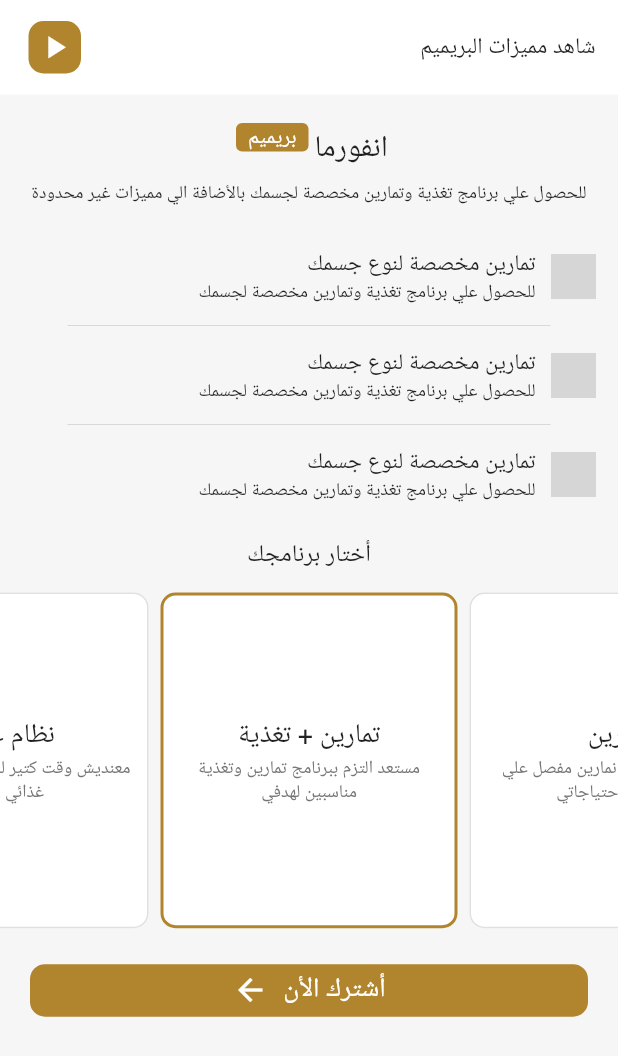
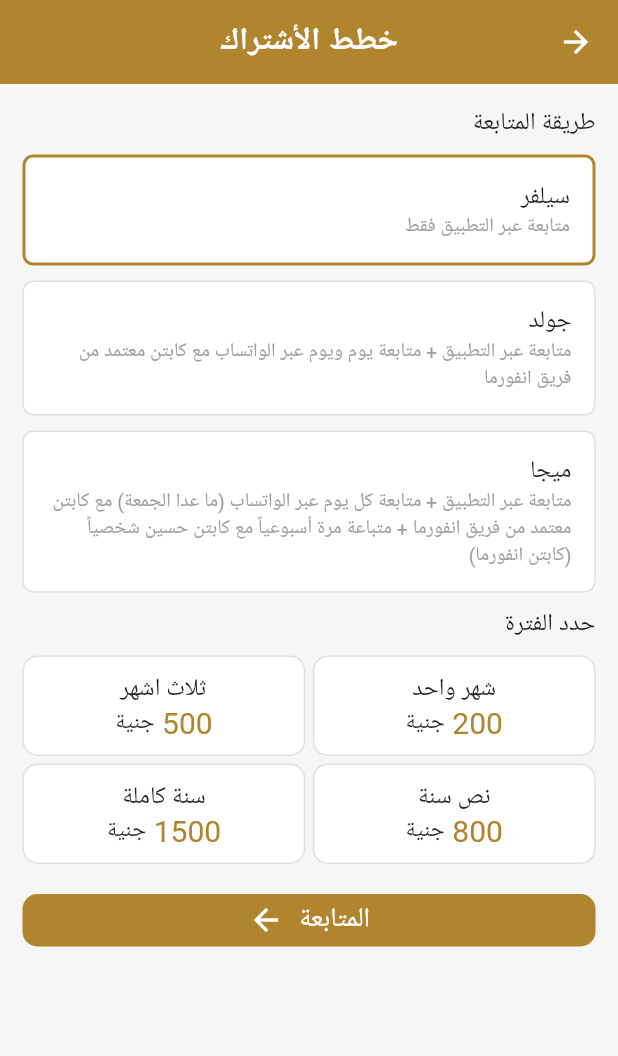
Before and after one commit to ArGendi/Informa, a Flutter app: the PlansScreen screen opened by its route, after a tap on "أشترك الأن", on a phone screen of 412 x 824 dp. Shown: the top 1056 px of the screen. Run offline on Flutter 3.47's test engine with Material 2 defaults, Android fonts, the light colour scheme and no system bars; drawn by our look-alikes of carousel_slider; our stand-ins replace cloud_firestore, country_code_picker, firebase_auth, firebase_core, flutter_countdown_timer, flutter_local_notifications and 12 more; missing offline and left inert: flutter_login_facebook; accounts and stored records are empty; Roboto replaces fonts that are missing (Cairo, CairoBold); grey boxes are pictures that could not be loaded.

Commit message:
welcome and select premium packages screens

```diff
--- a/lib/main.dart
+++ b/lib/main.dart
@@ -13,6 +13,7 @@ import 'package:informa/providers/kitchen_provider.dart';
 import 'package:informa/providers/recently_viewed_meals_provider.dart';
 import 'package:informa/providers/water_provider.dart';
 import 'package:informa/screens/challenges_screen.dart';
+import 'package:informa/screens/premium_packages_screen.dart';
 import 'package:informa/screens/single_meal_screen.dart';
 import 'package:informa/screens/dummy.dart';
 import 'package:informa/screens/edit_profile_screen.dart';
@@ -36,6 +37,7 @@ import 'package:informa/screens/reset_password_screen.dart';
 import 'package:informa/screens/settings_screen.dart';
 import 'package:informa/screens/single_workout_screen.dart';
 import 'package:informa/screens/splash_screen.dart';
+import 'package:informa/screens/welcome_screen.dart';
 import 'package:informa/services/auth_service.dart';
 import 'package:provider/provider.dart';
 import 'constants.dart';
@@ -45,6 +47,7 @@ import 'loading_screens/challenges_loading_screen.dart';
 void main() async{
   WidgetsFlutterBinding.ensureInitialized();
   await Firebase.initializeApp();
+  String? initScreen = await HelpFunction.getInitScreen();
   runApp(
     MultiProvider(
       providers: [
@@ -70,12 +73,18 @@ void main() async{
           create: (context) => ChallengesProvider(),
         ),
       ],
-      child: MyApp()
+      child: MyApp(
+        initScreen: initScreen,
+      )
     )
   );
 }
 
 class MyApp extends StatelessWidget {
+  final String? initScreen;
+
+  const MyApp({Key? key, this.initScreen}) : super(key: key);
+
   @override
   Widget build(BuildContext context) {
     var appLanguageProvider = Provider.of<AppLanguageProvider>(context);
@@ -89,7 +98,7 @@ class MyApp extends StatelessWidget {
           color: primaryColor,
         ),
       ),
-      home: SplashScreen(),
+      home: initScreen == null ? WelcomeScreen() : SplashScreen(),
       routes: {
         MainRegisterScreen.id: (context) => MainRegisterScreen(),
         ResetPasswordScreen.id: (context) => ResetPasswordScreen(),
@@ -109,6 +118,7 @@ class MyApp extends StatelessWidget {
         ChallengesScreen.id: (context) => ChallengesScreen(),
         ChallengesLoadingScreen.id: (context) => ChallengesLoadingScreen(),
         MealCategoryScreen.id: (context) => MealCategoryScreen(),
+        PremiumPackagesScreen.id: (context) => PremiumPackagesScreen(),
         //EmailConfirmationScreen.id: (context) => EmailConfirmationScreen(),
       },
       supportedLocales: [
--- a/lib/screens/plans_screen.dart
+++ b/lib/screens/plans_screen.dart
@@ -2,6 +2,7 @@
 import 'package:carousel_slider/carousel_slider.dart';
 import 'package:flutter/material.dart';
 import 'package:informa/providers/active_user_provider.dart';
+import 'package:informa/screens/premium_packages_screen.dart';
 import 'package:informa/screens/video_player_screen.dart';
 import 'package:informa/widgets/custom_button.dart';
 import 'package:informa/widgets/plan_card.dart';
@@ -24,6 +25,7 @@ class _PlansScreenState extends State<PlansScreen> {
 
   onSubscribe(BuildContext context){
     Provider.of<ActiveUserProvider>(context, listen: false).setProgram(_selected);
+    Navigator.pushNamed(context, PremiumPackagesScreen.id);
   }
 
   @override
--- /dev/null
+++ b/lib/screens/premium_packages_screen.dart
@@ -0,0 +1,219 @@
+import 'dart:async';
+
+import 'package:flutter/material.dart';
+import 'package:informa/providers/active_user_provider.dart';
+import 'package:informa/widgets/custom_button.dart';
+import 'package:informa/widgets/period_price_card.dart';
+import 'package:informa/widgets/program_card.dart';
+import 'package:informa/widgets/program_select_card.dart';
+import 'package:provider/provider.dart';
+
+import '../constants.dart';
+
+class PremiumPackagesScreen extends StatefulWidget {
+  static String id = 'premium packages';
+  const PremiumPackagesScreen({Key? key}) : super(key: key);
+
+  @override
+  _PremiumPackagesScreenState createState() => _PremiumPackagesScreenState();
+}
+
+class _PremiumPackagesScreenState extends State<PremiumPackagesScreen> {
+  int _selectedPackage = 1;
+  int _selectedPlan = 0;
+  double _opacity = 1;
+
+  changePackage(int package) {
+    setState(() {
+      _selectedPackage = package;
+      _opacity = _opacity == 0.0 ? 1.0 : 0.0;
+    });
+    Timer(Duration(milliseconds: 300), (){
+      setState(() {
+        _opacity = _opacity == 0.0 ? 1.0 : 0.0;
+      });
+    });
+  }
+
+  String getPrice(int period){
+    if(_selectedPackage == 1){
+      if(period == 1) return '200';
+      else if(period == 3) return '500';
+      else if(period == 6) return '800';
+      else if(period == 12) return '1500';
+    }
+    else if(_selectedPackage == 2){
+      if(period == 1) return '300';
+      else if(period == 3) return '800';
+      else if(period == 6) return '1500';
+      else if(period == 12) return '2000';
+    }
+    else if(_selectedPackage == 3){
+      if(period == 1) return '500';
+      else if(period == 3) return '1000';
+      else if(period == 6) return '1800';
+      else if(period == 12) return '3000';
+    }
+    return null.toString();
+  }
+
+  @override
+  Widget build(BuildContext context) {
+    var activeUser = Provider.of<ActiveUserProvider>(context).user;
+    return Scaffold(
+      appBar: AppBar(
+        title: Text('خطط الأشتراك'),
+        centerTitle: true,
+        elevation: 0,
+        leading: IconButton(
+          splashRadius: splashRadius,
+          onPressed: (){
+            Navigator.pop(context);
+          },
+          icon: Icon(
+            Icons.arrow_back,
+          ),
+        ),
+      ),
+      body: Padding(
+        padding: const EdgeInsets.all(15.0),
+        child: ListView(
+          children: [
+            Text(
+              'طريقة المتابعة',
+              style: TextStyle(
+                fontSize: 16,
+                fontFamily: boldFont,
+              ),
+            ),
+            SizedBox(height: 10,),
+            ProgramSelectCard(
+              mainText: 'سيلفر',
+              subText: 'متابعة عبر التطبيق فقط',
+              onClick: (){
+                setState(() {
+                  changePackage(1);
+                });
+              },
+              userChoice: _selectedPackage,
+              number: 1,
+              borderColor: Colors.grey.shade300,
+            ),
+            SizedBox(height: 10,),
+            ProgramSelectCard(
+              mainText: 'جولد',
+              subText: 'متابعة عبر التطبيق + متابعة يوم ويوم عبر الواتساب مع كابتن معتمد من فريق انفورما',
+              onClick: (){
+                setState(() {
+                  changePackage(2);
+                });
+              },
+              userChoice: _selectedPackage,
+              number: 2,
+              borderColor: Colors.grey.shade300,
+            ),
+            SizedBox(height: 10,),
+            if(activeUser!.program == 2)
+              ProgramSelectCard(
+                mainText: 'ميجا',
+                subText: 'متابعة عبر التطبيق + متابعة كل يوم عبر الواتساب (ما عدا الجمعة) مع كابتن معتمد من فريق انفورما + متباعة مرة أسبوعياً مع كابتن حسين شخصياً (كابتن انفورما)',
+                onClick: (){
+                  setState(() {
+                    changePackage(3);
+                  });
+                },
+                userChoice: _selectedPackage,
+                number: 3,
+                borderColor: Colors.grey.shade300,
+              ),
+            SizedBox(height: 10,),
+            Text(
+              'حدد الفترة',
+              style: TextStyle(
+                fontSize: 16,
+                fontFamily: boldFont,
+              ),
+            ),
+            SizedBox(height: 10,),
+            AnimatedOpacity(
+              opacity: _opacity,
+              duration: Duration(milliseconds: 200),
+              child: Column(
+                children: [
+                  Row(
+                    children: [
+                      Expanded(
+                        child: PeriodPriceCard(
+                          id: 1,
+                          selected: _selectedPlan,
+                          period: 'شهر واحد',
+                          price: getPrice(1),
+                          onClick: () {
+                            setState(() {
+                              _selectedPlan = 1;
+                            });
+                          },
+                        ),
+                      ),
+                      SizedBox(width: 5,),
+                      Expanded(
+                        child: PeriodPriceCard(
+                          id: 3,
+                          selected: _selectedPlan,
+                          period: 'ثلاث اشهر',
+                          price: getPrice(3),
+                          onClick: () {
+                            setState(() {
+                              _selectedPlan = 3;
+                            });
+                          },
+                        ),
+                      ),
+                    ],
+                  ),
+                  SizedBox(height: 5,),
+                  Row(
+                    children: [
+                      Expanded(
+                        child: PeriodPriceCard(
+                          id: 6,
+                          selected: _selectedPlan,
+                          period: 'نص سنة',
+                          price: getPrice(6),
+                          onClick: () {
+                            setState(() {
+                              _selectedPlan = 6;
+                            });
+                          },
+                        ),
+                      ),
+                      SizedBox(width: 5,),
+                      Expanded(
+                        child: PeriodPriceCard(
+                          id: 12,
+                          selected: _selectedPlan,
+                          period: 'سنة كاملة',
+                          price: getPrice(12),
+                          onClick: () {
+                            setState(() {
+                              _selectedPlan = 12;
+                            });
+                          },
+                        ),
+                      ),
+                    ],
+                  ),
+                ],
+              ),
+            ),
+            SizedBox(height: 20,),
+            CustomButton(
+              text: 'المتابعة',
+              onClick: (){},
+            )
+          ],
+        ),
+      ),
+    );
+  }
+}
--- /dev/null
+++ b/lib/widgets/period_price_card.dart
@@ -0,0 +1,68 @@
+import 'dart:async';
+
+import 'package:flutter/material.dart';
+
+import '../constants.dart';
+
+class PeriodPriceCard extends StatefulWidget {
+  final int id;
+  final int selected;
+  final String period;
+  final String price;
+  final VoidCallback onClick;
+  const PeriodPriceCard({Key? key, required this.period, required this.price, required this.onClick, required this.id, required this.selected}) : super(key: key);
+
+  @override
+  _PeriodPriceCardState createState() => _PeriodPriceCardState();
+}
+
+class _PeriodPriceCardState extends State<PeriodPriceCard>{
+  @override
+  Widget build(BuildContext context) {
+    return InkWell(
+      borderRadius: BorderRadius.circular(borderRadius),
+      onTap: widget.onClick,
+      child: Container(
+        decoration: BoxDecoration(
+          color: Colors.white,
+          borderRadius: BorderRadius.circular(borderRadius),
+          border: Border.all(
+            color: widget.id == widget.selected ? primaryColor : Colors.grey.shade300,
+            width: widget.id == widget.selected ? 2 : 1,
+          ),
+        ),
+        child: Padding(
+          padding: const EdgeInsets.symmetric(vertical: 10.0),
+          child: Column(
+            children: [
+              Text(
+                widget.period,
+                style: TextStyle(
+                    fontSize: 16,
+                    fontFamily: boldFont,
+                ),
+              ),
+              Row(
+                mainAxisAlignment: MainAxisAlignment.center,
+                children: [
+                  Text(
+                    widget.price,
+                    style: TextStyle(
+                      fontSize: 20,
+                      color: primaryColor,
+                    ),
+                  ),
+                  SizedBox(width: 5,),
+                  Text(
+                    'جنية',
+                    style: TextStyle(),
+                  ),
+                ],
+              ),
+            ],
+          ),
+        ),
+      ),
+    );
+  }
+}
--- a/lib/widgets/program_select_card.dart
+++ b/lib/widgets/program_select_card.dart
@@ -10,8 +10,9 @@ class ProgramSelectCard extends StatefulWidget {
   final int number;
   final int userChoice;
   final String? imagePath;
+  final Color? borderColor;
 
-  const ProgramSelectCard({Key? key, required this.onClick, required this.mainText, this.subText, required this.number, required this.userChoice, this.imagePath}) : super(key: key);
+  const ProgramSelectCard({Key? key, required this.onClick, required this.mainText, this.subText, required this.number, required this.userChoice, this.imagePath, this.borderColor}) : super(key: key);
 
   @override
   _ProgramSelectCardState createState() => _ProgramSelectCardState();
@@ -30,8 +31,9 @@ class _ProgramSelectCardState extends State<ProgramSelectCard> {
             color: Colors.white,
             borderRadius: BorderRadius.circular(7),
             border: Border.all(
-                color: widget.userChoice == widget.number? primaryColor : Colors.white,
-                width: 2
+                color: widget.userChoice == widget.number? primaryColor :
+                  widget.borderColor != null ? widget.borderColor! : Colors.white,
+                width: widget.userChoice == widget.number? 2 : 1,
             )
         ),
         child: Padding(
@@ -39,7 +41,8 @@ class _ProgramSelectCardState extends State<ProgramSelectCard> {
           child: Row(
             mainAxisAlignment: MainAxisAlignment.spaceBetween,
             children: [
-              Column(
+              Expanded(
+                child: Column(
                   crossAxisAlignment: CrossAxisAlignment.start,
                   children: [
                     Text(
@@ -59,6 +62,7 @@ class _ProgramSelectCardState extends State<ProgramSelectCard> {
                       ),
                   ],
                 ),
+              ),
               if(widget.imagePath != null)
                 Image.asset(
                   widget.imagePath!,
--- a/lib/widgets/select_gender.dart
+++ b/lib/widgets/select_gender.dart
@@ -43,7 +43,7 @@ class _SelectGenderState extends State<SelectGender> with SingleTickerProviderSt
       parent: _controller,
       curve: Curves.elasticOut,
     ));
-    Timer(Duration(milliseconds: 400), (){
+    Timer(Duration(milliseconds: 800), (){
       _controller.forward();
     });
   }
```
Also changed, not shown: lib/screens/dummy.dart (+26 -43 lines), lib/screens/splash_screen.dart (+17 -18 lines), lib/screens/welcome_screen.dart (added, +137 -0 lines), lib/widgets/enter_fats_percent.dart (+12 -4 lines), lib/widgets/register.dart (+13 -5 lines), lib/widgets/select_fat_percent.dart (+12 -4 lines). Lines whose indentation alone changed are shown as unchanged.
